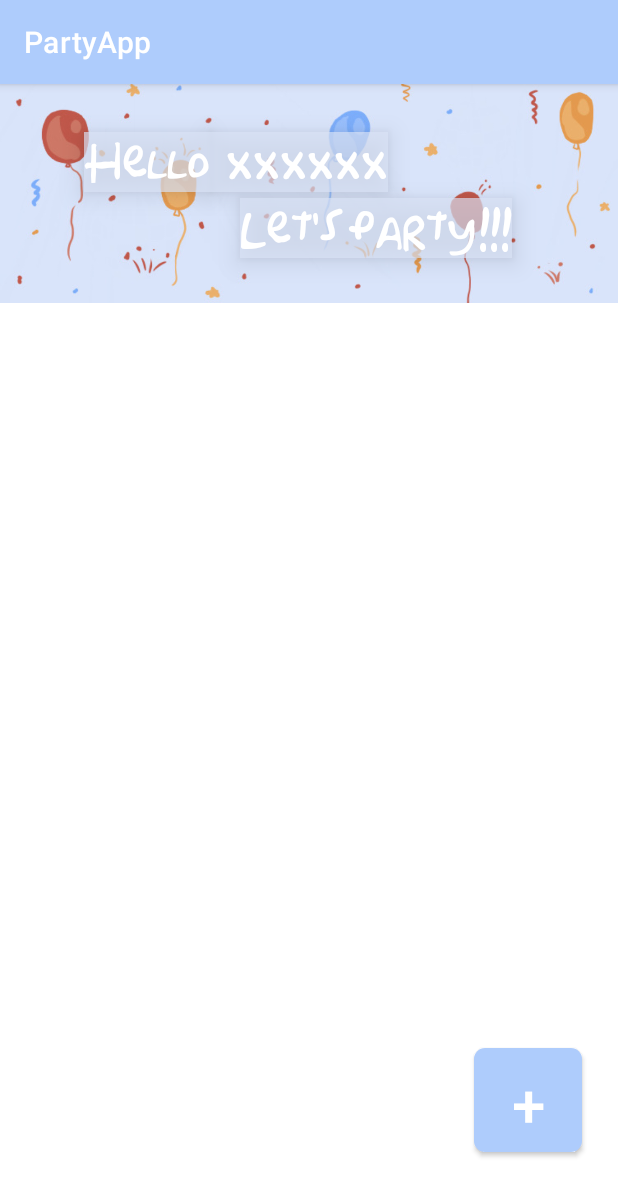
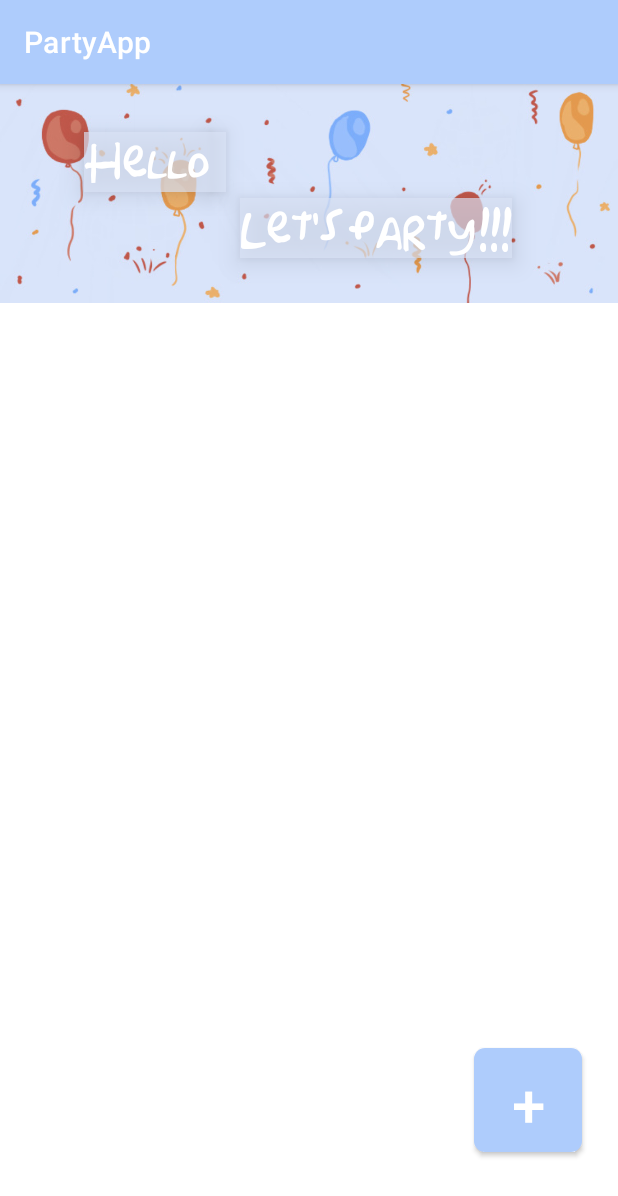
Before and after one commit to rexode/PartyApp, an Android app: the Partieslist screen opened directly, with no data from a screen before it, on a phone screen of 412 x 824 dp. Shown: the top 1196 px of the screen. Run offline under Robolectric (Android 15) with nearby library versions, the phone set to English and light mode, and no system bars.

Commit message:
any changes?

```diff
--- a/app/src/main/res/layout/all_partys_layout.xml
+++ b/app/src/main/res/layout/all_partys_layout.xml
@@ -53,7 +53,7 @@ you can also click on a party (which is a button element)
         android:layout_marginTop="32dp"
         android:fontFamily="@font/simpsonfont"
         android:paddingLeft="10dp"
-        android:text="xxxxxx"
+        android:text=""
         android:textColor="@color/white"
         android:textSize="30dp"
         app:layout_constraintStart_toEndOf="@+id/textView"
```
